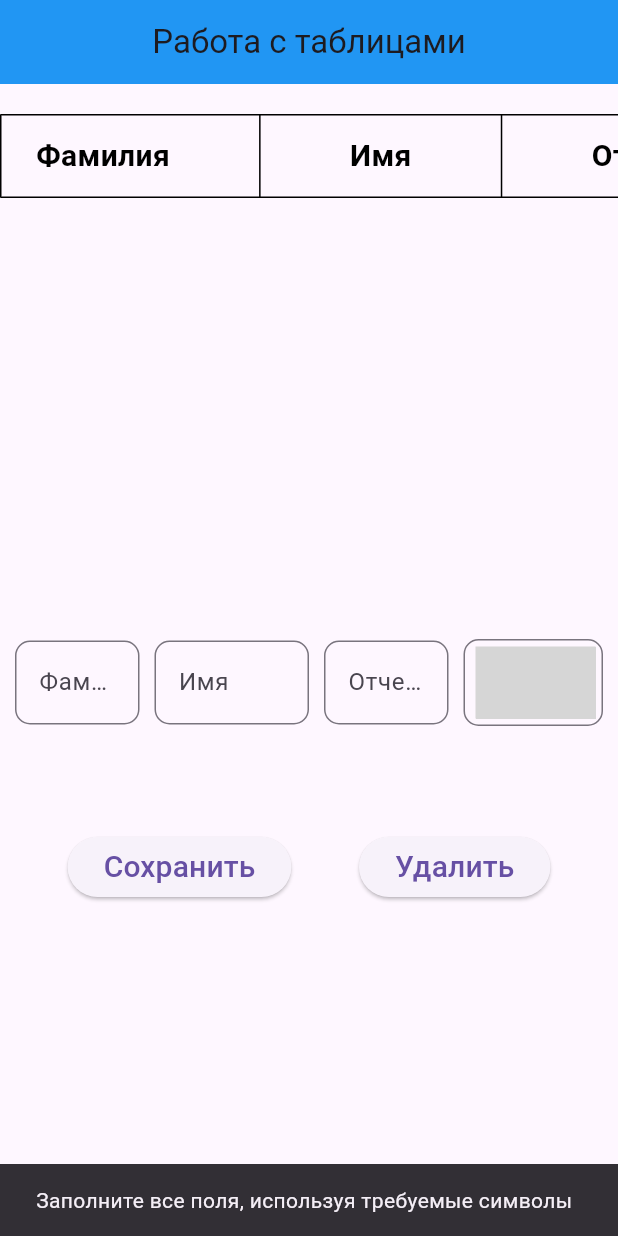
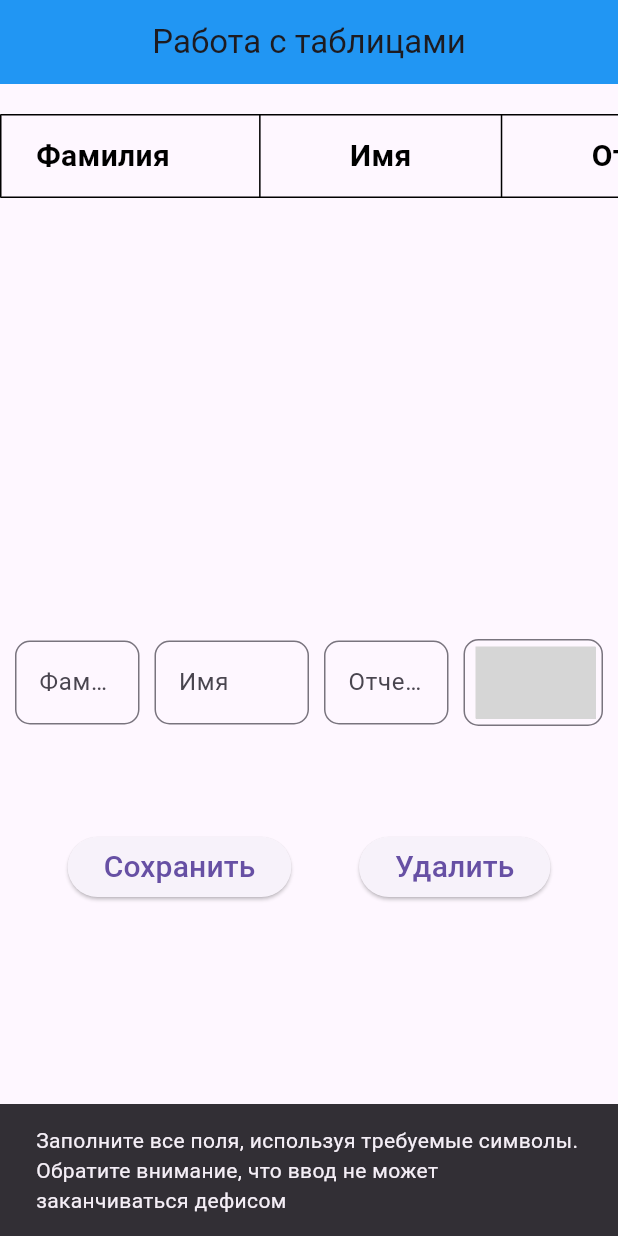
Before and after one commit to Norragami/DataTableSketch, a Flutter app: the screen it shows after launch, after a tap on "Сохранить", on a phone screen of 412 x 824 dp. Run offline on Flutter 3.47's test engine with Material 3 defaults, Android fonts, the phone set to English and light mode, and no system bars; drawn by our look-alikes of reactive_forms; missing offline and left inert: reactive_date_time_picker, window_manager; grey boxes are pictures that could not be loaded.

Commit message:
fixed some input issues

```diff
--- a/lib/home_page.dart
+++ b/lib/home_page.dart
@@ -97,6 +97,7 @@ class _HomePageState extends State<HomePage> {
                               return oldValue;
                             }
                           }),
+
                         ],
                         formControlName: 'lastname',
                         decoration: const InputDecoration(
@@ -210,7 +211,7 @@ class _HomePageState extends State<HomePage> {
                     ),
                   ),
                   onPressed: () {
-                    if (form.valid) {
+                    if (form.valid && (!form.control('name').value.toString().endsWith('-')&& !form.control('lastname').value.toString().endsWith('-')&& !form.control('patronymic').value.toString().endsWith('-'))) {
                       var temp = Person(
                           form.control('name').value,
                           form.control('lastname').value,
@@ -221,7 +222,7 @@ class _HomePageState extends State<HomePage> {
                     } else {
                       ScaffoldMessenger.of(context).showSnackBar(const SnackBar(
                         content: Text(
-                            'Заполните все поля, используя требуемые символы'),
+                            'Заполните все поля, используя требуемые символы. Обратите внимание, что ввод не может заканчиваться дефисом'),
                       ));
                     }
                     setState(() {
```
